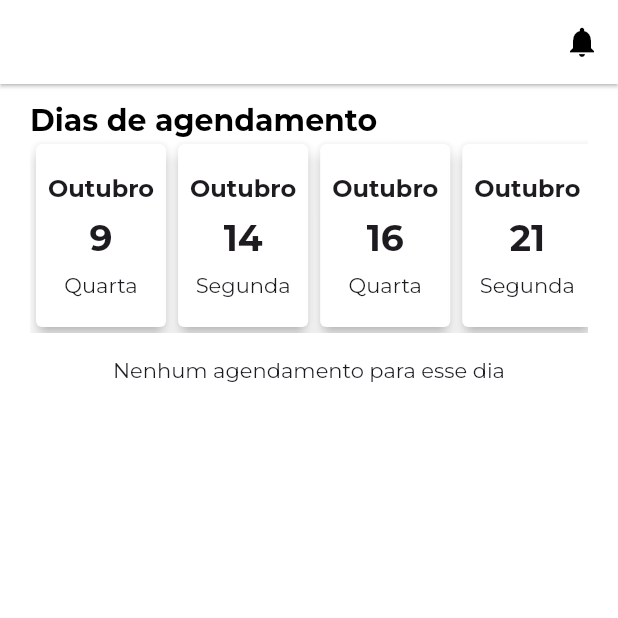
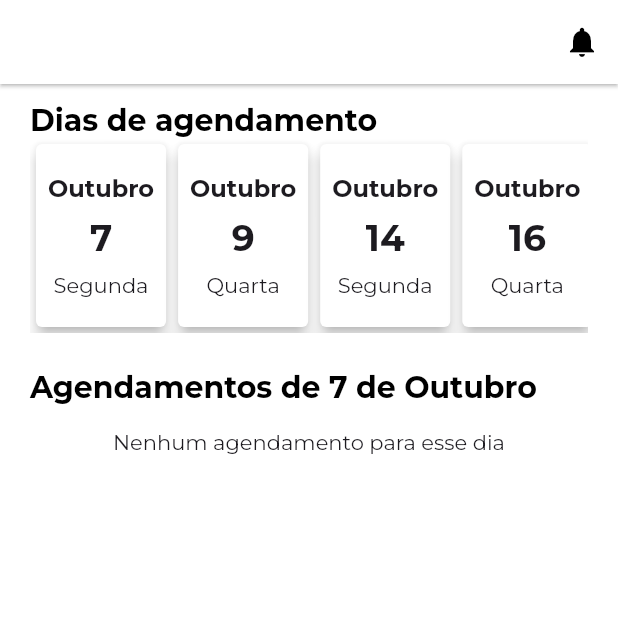
Before and after one commit to BerPGR/esig-pessoal, a Flutter app: the screen it shows after launch, on a phone screen of 412 x 824 dp, the top half of it. Run offline on Flutter 3.47's test engine with Material 3 defaults, Android fonts, the phone set to English and light mode, and no system bars; our stand-ins replace cloud_firestore, firebase_core, google_fonts; accounts and stored records are empty; project files that could hold a hidden picture were left out.

Commit message:
:sparkles: feat: updated cards

```diff
--- a/lib/screens/home_screen.dart
+++ b/lib/screens/home_screen.dart
@@ -43,7 +43,6 @@ class _HomeScreenState extends State<HomeScreen> {
     setState(() {
       _selectedDate = newDate;
     });
-    print(_selectedDate);
   }
 
   String formatarData(String dataString)  {
@@ -56,7 +55,18 @@ class _HomeScreenState extends State<HomeScreen> {
 
     final dayOfWeek = DateFormat.EEEE('pt_BR').format(dateTime);
 
-    return '${dayOfWeek[0].toUpperCase()+dayOfWeek.substring(1)}, ${finaD.sublist(0, 3).join(" ")}';
+    return '${dayOfWeek[0].toUpperCase()+dayOfWeek.substring(1)}';
+  }
+
+  String formatarDataAgendamento(String dataString) {
+    final dateTime = DateTime.parse(dataString);
+
+    final formatter = DateFormat.yMMMMd('pt_BR');
+    final formattedDate = formatter.format(dateTime);
+    var finaD = formattedDate.split(" ");
+    finaD[2] = finaD[2][0].toUpperCase() + finaD[2].substring(1);
+
+    return 'Agendamentos de ${finaD.sublist(0, 3).join(" ")}';
   }
 
   @override
@@ -89,8 +99,13 @@ class _HomeScreenState extends State<HomeScreen> {
                 height: 130,
                 child: InfiniteDateTimeline(onDateSelected: _updateSelectedDate,)),
 
-              FutureBuilder(
-                future: FirebaseFirestore.instance.collection('appointments').where('date', isEqualTo: _selectedDate).get(),
+              Padding(
+                padding: const EdgeInsets.only(top: 24.0),
+                child: Text(formatarDataAgendamento(_selectedDate), style: Styles.normalBold,),
+              ),
+
+              StreamBuilder(
+                stream: FirebaseFirestore.instance.collection('appointments').where('date', isEqualTo: _selectedDate).where('isAppointmentFinished', isEqualTo: false).snapshots(),
                 builder: (ctx, snapshot) {
                   if(snapshot.hasError) {
                     return const Text('Erro ao carregar agendamentos');
@@ -147,7 +162,24 @@ class _HomeScreenState extends State<HomeScreen> {
                                       child: Column(
                                         crossAxisAlignment: CrossAxisAlignment.start,
                                         children: [
-                                          Text(formatarData(detail['date']), style: Styles.normal.merge(TextStyle(fontSize: 16, fontWeight: FontWeight.w600))),
+                                          FutureBuilder<String>(
+                                            future: getAppointmentUser(detail['user_id']), // O Future que está sendo esperado
+                                            builder: (context, snapshot) {
+                                              if (snapshot.connectionState == ConnectionState.waiting) {
+                                                return SizedBox(
+                                                  width: MediaQuery.of(ctx).size.width * 0.5,
+                                                  child: LinearProgressIndicator()
+                                                ); // Mostra um indicador de carregamento enquanto o Future está pendente
+
+                                              } else if (snapshot.hasError) {
+                                                return Text('Erro ao carregar o nome'); // Mostra uma mensagem de erro
+                                              } else if (snapshot.hasData) {
+                                                return Text(snapshot.data ?? '', style: Styles.normal.merge(TextStyle(fontSize: 16, fontWeight: FontWeight.w600))); // Exibe o nome do usuário
+                                              } else {
+                                                return Text('Nenhum dado disponível'); // Caso o Future não tenha dados
+                                              }
+                                            },
+                                          ),
                                           Text(detail['hour'], style: Styles.normal.merge(TextStyle(fontSize: 10, fontWeight: FontWeight.w100))),
                                           const Spacer(),
                                           Text("Agendamento", style: Styles.normal.merge(TextStyle(fontSize: 10, fontWeight: FontWeight.w300, color: Color(0xff797979))))
@@ -177,4 +209,14 @@ class _HomeScreenState extends State<HomeScreen> {
       ),
     );
   }
+
+  Future<String> getAppointmentUser(String clientId) async {
+    DocumentSnapshot docRef = await FirebaseFirestore.instance.collection('users').doc(clientId).get();
+    if (docRef.exists) {
+      print(docRef.data());
+      Map<String, dynamic> data = docRef.data() as Map<String, dynamic>;
+      return data['name'];
+    }
+    return '';
+  }
 }
--- a/lib/widgets/home/infinite_date_timeline.dart
+++ b/lib/widgets/home/infinite_date_timeline.dart
@@ -23,14 +23,19 @@ class _InfiniteDateTimelineState extends State<InfiniteDateTimeline> {
 
   void _loadInitialDates() {
   DateTime today = DateTime.now();
-    for (int i = 0; i < 30; i++) {
+
+  // Inclui a data de hoje se for válida
+  if (_isValidDate(today, allowToday: true)) {
+    _dates.add(today);
+  }
+
+  for (int i = 1; i < 30; i++) {
     DateTime dateToAdd = today.add(Duration(days: i));
     if (_isValidDate(dateToAdd)) {
       _dates.add(dateToAdd);
     }
   }
 }
-
   void _loadMoreDates() {
     if (_isLoading) return;
 
@@ -52,9 +57,11 @@ class _InfiniteDateTimelineState extends State<InfiniteDateTimeline> {
     });
   }
 
-  bool _isValidDate(DateTime date) {
-    // Permite apenas segundas (1) e quartas (3) e deve ser posterior a hoje
-    return date.isAfter(DateTime.now()) &&
+bool _isValidDate(DateTime date, {bool allowToday = false}) {
+  DateTime today = DateTime.now();
+  bool isAfterToday = allowToday ? !date.isBefore(today) : date.isAfter(today);
+  // Permite apenas segundas (1) e quartas (3)
+  return isAfterToday &&
          (date.weekday == DateTime.monday || date.weekday == DateTime.wednesday);
 }
 
```
Lines whose indentation alone changed are shown as unchanged.
